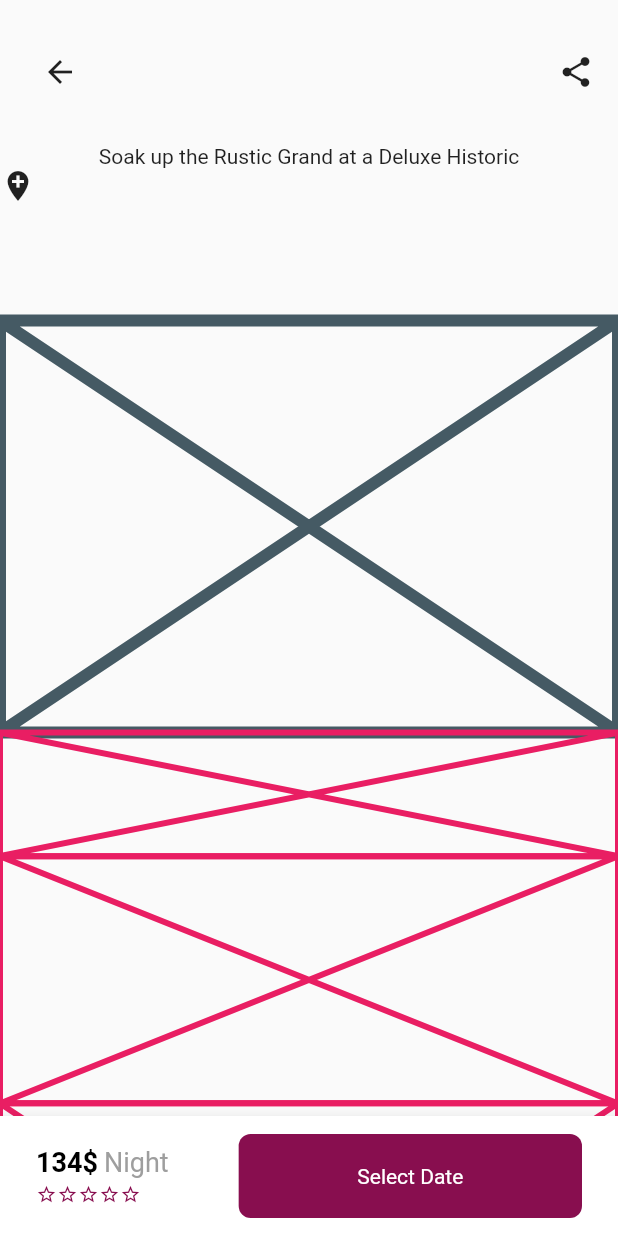
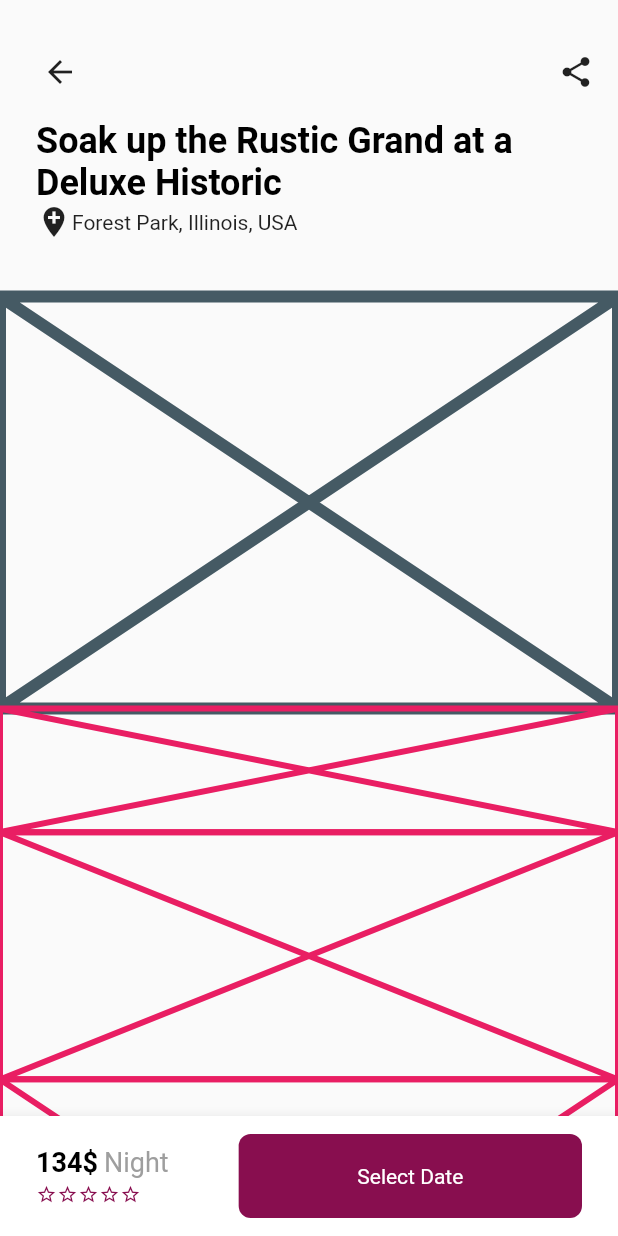
Before and after one commit to JAICHANGPARK/flutter_notebook_the_third_story, a Flutter app: the DetailPage screen opened directly, on a phone screen of 412 x 824 dp. Run offline on Flutter 3.47's test engine with Material 2 defaults, Android fonts, the phone set to English and light mode, and no system bars; our stand-ins replace badges, dotted_border, fl_chart, page_transition, percent_indicator; network calls fail.

Commit message:
Update detail_page.dart

```diff
--- a/lib/real_estate_app/detail_page.dart
+++ b/lib/real_estate_app/detail_page.dart
@@ -33,18 +33,24 @@ class _DetailPageState extends State<DetailPage> {
                 ),
               ),
               SizedBox(
-                height: 24,
+                height: 8,
               ),
               Container(
+                padding: EdgeInsets.only(left: 24, right: 24),
                 height: MediaQuery.of(context).size.height / 7,
                 child: Column(
+                  crossAxisAlignment: CrossAxisAlignment.start,
                   children: <Widget>[
-                    Text("Soak up the Rustic Grand at a Deluxe Historic", ),
+                    Text("Soak up the Rustic Grand at a Deluxe Historic",
+                    style: TextStyle(
+                      color: Colors.black,
+                      fontWeight: FontWeight.bold,
+                      fontSize: 24,
+                    ),),
                     Row(
                       children: <Widget>[
                         Icon(Icons.add_location),
-
-
+                        Text("Forest Park, Illinois, USA"),
                       ],
                     )
                   ],
```
